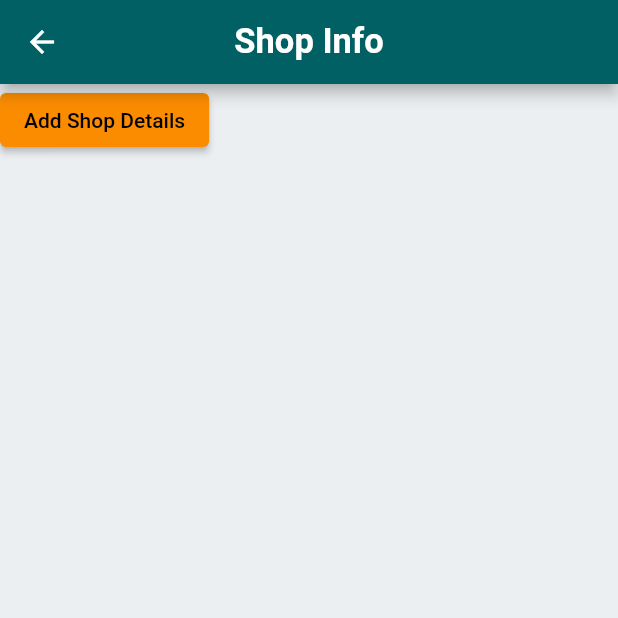
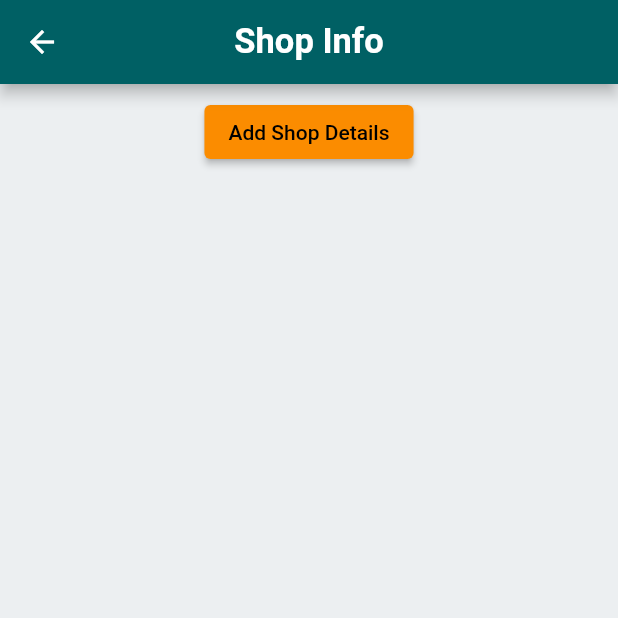
Before and after one commit to BizHelper/Seller, a Flutter app: the ShopInfoScreen screen opened directly with empty values, on a phone screen of 412 x 824 dp, the top half of it. Run offline on Flutter 3.47's test engine with Material 2 defaults, Android fonts, the phone set to English and light mode, and no system bars; our stand-ins replace cloud_firestore, file_picker, firebase_auth, firebase_core, firebase_storage, flutter_chat_bubble and 5 more; missing offline and left inert: flutter_google_places_hoc081098, google_api_headers, google_maps_webservice; accounts and stored records are empty; network calls fail.

Commit message:
updated shop info page

```diff
--- a/lib/src/screens/account.dart
+++ b/lib/src/screens/account.dart
@@ -114,6 +114,7 @@ class _AccountScreenState extends State<AccountScreen> {
                       final uid = AuthService().currentUser?.uid;
                       DocumentSnapshot ds = await FirebaseFirestore.instance.collection('sellers').doc(uid).get();
                       String hasShop = ds.get('hasShop');
+                      String name = ds.get('Name');
                       String address = '';
                       String description = '';
                       if (hasShop == 'true') {
@@ -123,6 +124,7 @@ class _AccountScreenState extends State<AccountScreen> {
                       Navigator.of(context).push(
                           MaterialPageRoute(builder: (context) => ShopInfoScreen(
                             hasShop: hasShop,
+                            name: name,
                             address: address,
                             description: description,
                           )));
--- a/lib/src/screens/map.dart
+++ b/lib/src/screens/map.dart
@@ -14,10 +14,11 @@ import 'package:seller_app/src/services/authService.dart';
 class MapScreen extends StatefulWidget {
   static const String id = 'map-screen';
   var hasShop;
+  var name;
   var address;
   var description;
 
-  MapScreen({required this.hasShop, required this.address, required this.description});
+  MapScreen({required this.hasShop, required this.name, required this.address, required this.description});
 
   @override
   State<MapScreen> createState() => _MapScreenState();
@@ -67,6 +68,7 @@ class _MapScreenState extends State<MapScreen> {
           onPressed: () => Navigator.of(context).pushReplacement(
               MaterialPageRoute(builder: (context) => ShopInfoScreen(
                 hasShop: widget.hasShop,
+                name: widget.name,
                 address: widget.address,
                 description: widget.description,
               ))),
@@ -122,6 +124,7 @@ class _MapScreenState extends State<MapScreen> {
                         Navigator.of(context).pushReplacement(
                             MaterialPageRoute(builder: (context) => ShopInfoFormScreen(
                               hasShop: widget.hasShop,
+                              name: widget.name,
                               address: widget.address,
                               description: widget.description,
                             )));
--- a/lib/src/screens/shopInfo.dart
+++ b/lib/src/screens/shopInfo.dart
@@ -5,10 +5,11 @@ import 'package:seller_app/src/screens/map.dart';
 
 class ShopInfoScreen extends StatefulWidget {
   var hasShop;
+  var name;
   var address;
   var description;
 
-  ShopInfoScreen({required this.hasShop, required this.address, required this.description});
+  ShopInfoScreen({required this.hasShop, required this.name, required this.address, required this.description});
 
   @override
   State<ShopInfoScreen> createState() => _ShopInfoScreenState();
@@ -32,11 +33,31 @@ class _ShopInfoScreenState extends State<ShopInfoScreen> {
         ),
       ),
       body: widget.hasShop == 'true' ?
-      Column(
-        crossAxisAlignment: CrossAxisAlignment.center,
+      SingleChildScrollView(
+        child: Padding(
+          padding: const EdgeInsets.all(8.0),
+          child: Column(
+            crossAxisAlignment: CrossAxisAlignment.start,
             children: [
-          Text(widget.address),
-          Text(widget.description),
+              Text(
+                widget.name,
+                style: const TextStyle(
+                  fontSize: 20,
+                  fontWeight: FontWeight.bold,
+                ),
+              ),
+              SizedBox(height: 20),
+              Text(
+                'Address: ' + widget.address,
+              ),
+              SizedBox(height: 20),
+              Text(
+                'Shop Description: ' + widget.description,
+              ),
+              SizedBox(height: 20),
+              Row(
+                mainAxisAlignment: MainAxisAlignment.center,
+                children: [
                   ElevatedButton(
                     style: ButtonStyle(
                         backgroundColor: MaterialStateProperty.all(Colors.orange[600])),
@@ -46,6 +67,7 @@ class _ShopInfoScreenState extends State<ShopInfoScreen> {
                         Navigator.of(context).pushReplacement(
                             MaterialPageRoute(builder: (context) => MapScreen(
                               hasShop: widget.hasShop,
+                              name: widget.name,
                               address: widget.address,
                               description: widget.description,
                             )));
@@ -57,10 +79,17 @@ class _ShopInfoScreenState extends State<ShopInfoScreen> {
                       'Change Shop Details',
                       style: TextStyle(color: Colors.black),
                     ),
+                  ),
+                ],
               )
             ],
+          ),
+        ),
       ) :
-      Column(
+      Padding(
+        padding: const EdgeInsets.all(8.0),
+        child: Row(
+          mainAxisAlignment: MainAxisAlignment.center,
           children: [
             ElevatedButton(
               style: ButtonStyle(
@@ -71,6 +100,7 @@ class _ShopInfoScreenState extends State<ShopInfoScreen> {
                   Navigator.of(context).pushReplacement(
                       MaterialPageRoute(builder: (context) => MapScreen(
                         hasShop: widget.hasShop,
+                        name: widget.name,
                         address: widget.address,
                         description: widget.description,
                       )));
@@ -85,6 +115,7 @@ class _ShopInfoScreenState extends State<ShopInfoScreen> {
             )
           ],
         ),
+      ),
     );
   }
 }
--- a/lib/src/screens/shopInfoForm.dart
+++ b/lib/src/screens/shopInfoForm.dart
@@ -6,10 +6,11 @@ import 'package:seller_app/src/services/authService.dart';
 
 class ShopInfoFormScreen extends StatefulWidget {
   var hasShop;
+  var name;
   var address;
   var description;
 
-  ShopInfoFormScreen({required this.hasShop, required this.address, required this.description});
+  ShopInfoFormScreen({required this.hasShop, required this.name, required this.address, required this.description});
 
   @override
   State<ShopInfoFormScreen> createState() => _ShopInfoFormScreenState();
@@ -39,6 +40,7 @@ class _ShopInfoFormScreenState extends State<ShopInfoFormScreen> {
           onPressed: () => Navigator.of(context).pushReplacement(
               MaterialPageRoute(builder: (context) => MapScreen(
                 hasShop: widget.hasShop,
+                name: widget.name,
                 address: widget.address,
                 description: widget.description,
               ))),
```
Lines whose indentation alone changed are shown as unchanged.
